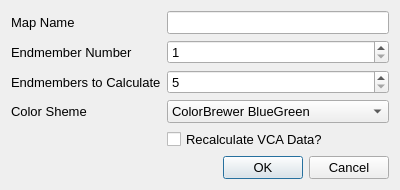
Qt form vcadialog.ui (VespucciProject/Vespucci) before a commit.
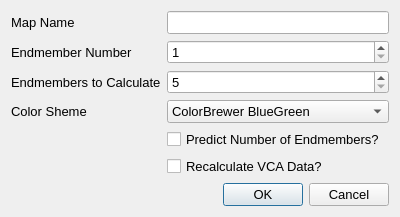
The same form after that commit. Icons and pictures are not drawn.

Commit message: Implementation of the HySime algorithm for predicting size of subspace (can be used to find ideal number of endmembers).

What changed in the file:
```diff
--- a/vcadialog.ui
+++ b/vcadialog.ui
@@ -7,7 +7,7 @@
     <x>0</x>
     <y>0</y>
     <width>400</width>
-    <height>168</height>
+    <height>180</height>
    </rect>
   </property>
   <property name="font">
@@ -276,14 +276,14 @@
      </property>
     </widget>
    </item>
-   <item row="4" column="1">
+   <item row="5" column="1">
     <widget class="QCheckBox" name="recalculateCheckBox">
      <property name="text">
       <string>Recalculate VCA Data?</string>
      </property>
     </widget>
    </item>
-   <item row="5" column="1">
+   <item row="6" column="1">
     <widget class="QDialogButtonBox" name="buttonBox">
      <property name="orientation">
       <enum>Qt::Horizontal</enum>
@@ -293,6 +293,13 @@
      </property>
     </widget>
    </item>
+   <item row="4" column="1">
+    <widget class="QCheckBox" name="predictionCheckBox">
+     <property name="text">
+      <string>Predict Number of Endmembers?</string>
+     </property>
+    </widget>
+   </item>
   </layout>
  </widget>
  <resources>
```
The commit also changes 30 other files.
